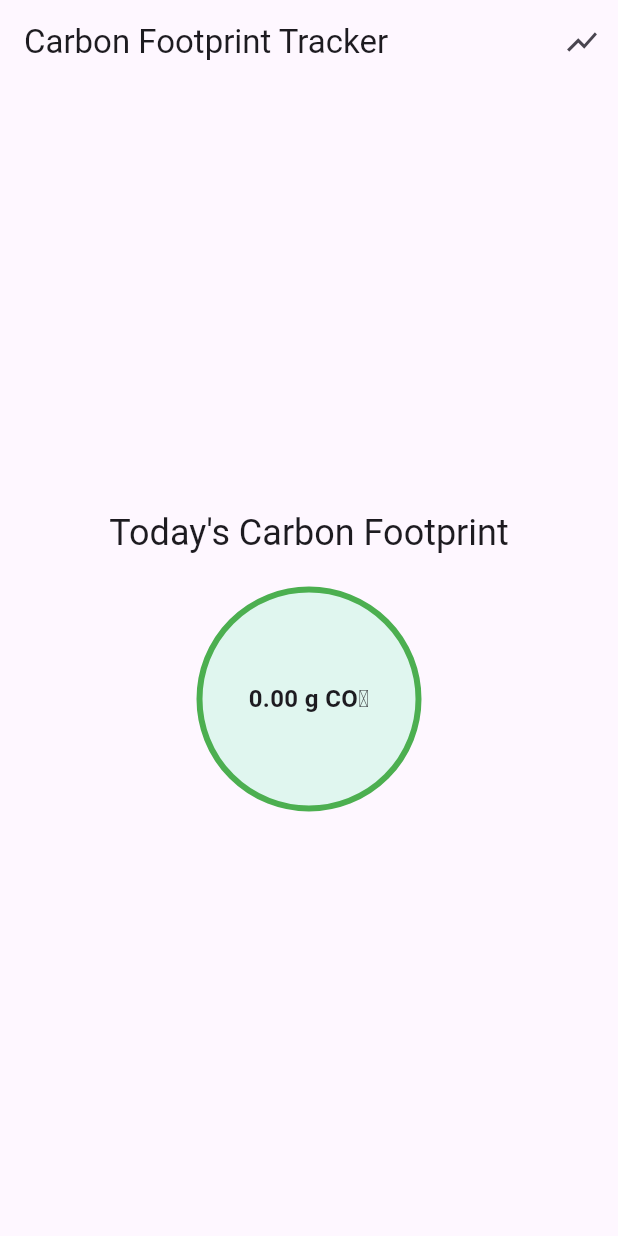
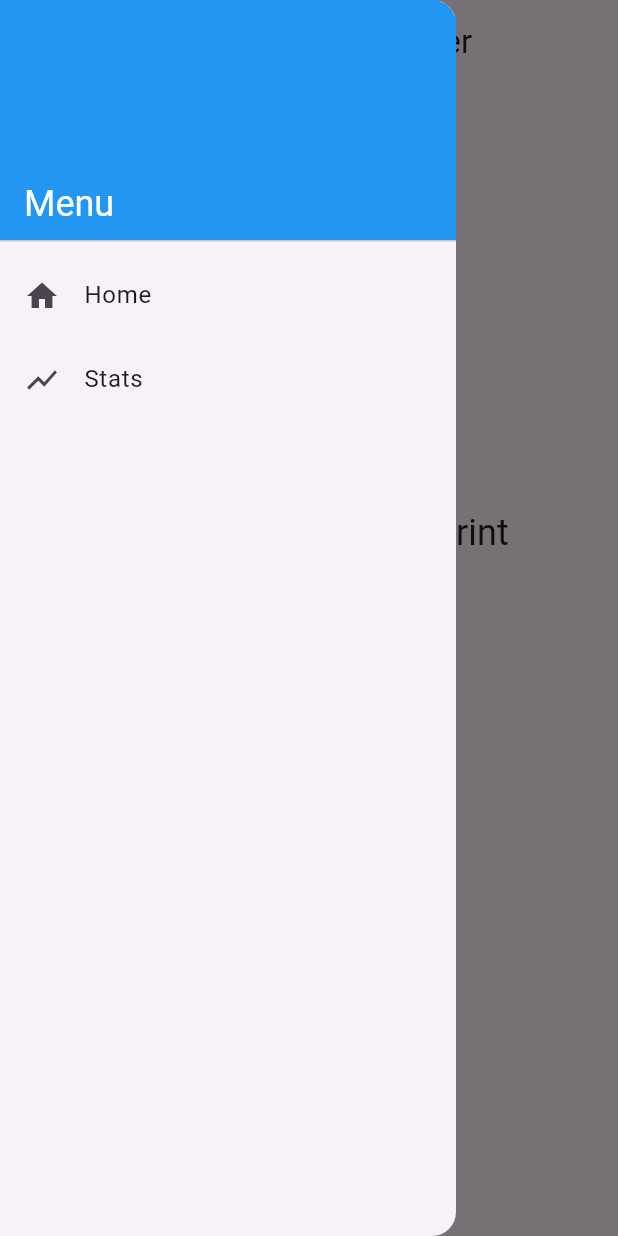
Before and after one commit to HelenBat/Digi-Battery-usage-tracker, a Flutter app: the screen it shows after launch, with the side drawer open (before the commit the screen has no drawer), on a phone screen of 412 x 824 dp. Run offline on Flutter 3.47's test engine with Material 3 defaults, Android fonts, the phone set to English and light mode, and no system bars; our stand-ins replace fl_chart.

Commit message:
Drawer navigation added

```diff
--- a/lib/pages/home_page.dart
+++ b/lib/pages/home_page.dart
@@ -1,6 +1,7 @@
 import 'package:flutter/material.dart';
 import '../services/usage_service.dart';
 import '../widgets/carbon_circle.dart';
+import '../widgets/app_drawer.dart';
 
 class HomePage extends StatefulWidget {
   const HomePage({Key? key}) : super(key: key);
@@ -34,10 +35,8 @@ class _HomePageState extends State<HomePage> {
         _totalCO2 = total;
       });
     } catch (e) {
-      // Log or handle errors as needed
       debugPrint('Error fetching usage: $e');
     } finally {
-      // Ensure spinner is hidden no matter what
       setState(() {
         _isLoading = false;
       });
@@ -49,13 +48,8 @@ class _HomePageState extends State<HomePage> {
     return Scaffold(
       appBar: AppBar(
         title: const Text('Carbon Footprint Tracker'),
-        actions: [
-          IconButton(
-            icon: const Icon(Icons.show_chart),
-            onPressed: () => Navigator.pushNamed(context, '/stats'),
-          ),
-        ],
       ),
+      drawer: const AppDrawer(),
       body: _isLoading
           ? const Center(child: CircularProgressIndicator())
           : Center(
--- a/lib/pages/stats_page.dart
+++ b/lib/pages/stats_page.dart
@@ -1,6 +1,7 @@
 import 'package:flutter/material.dart';
 import '../services/usage_service.dart';
 import '../widgets/charts.dart';
+import '../widgets/app_drawer.dart';
 
 class StatsPage extends StatefulWidget {
   const StatsPage({Key? key}) : super(key: key);
@@ -9,8 +10,7 @@ class StatsPage extends StatefulWidget {
   State<StatsPage> createState() => _StatsPageState();
 }
 
-class _StatsPageState extends State<StatsPage>
-    with SingleTickerProviderStateMixin {
+class _StatsPageState extends State<StatsPage> with SingleTickerProviderStateMixin {
   late TabController _tabController;
   final UsageService _usageService = UsageService();
 
@@ -80,6 +80,7 @@ class _StatsPageState extends State<StatsPage>
           ],
         ),
       ),
+      drawer: const AppDrawer(),
       body: TabBarView(
         controller: _tabController,
         children: [
@@ -91,8 +92,7 @@ class _StatsPageState extends State<StatsPage>
     );
   }
 
-  Widget _buildTabContent(
-      List<Map<String, dynamic>> usageData, bool isLoading) {
+  Widget _buildTabContent(List<Map<String, dynamic>> usageData, bool isLoading) {
     if (isLoading) {
       return const Center(child: CircularProgressIndicator());
     }
--- /dev/null
+++ b/lib/widgets/app_drawer.dart
@@ -0,0 +1,63 @@
+import 'package:flutter/material.dart';
+
+class AppDrawer extends StatelessWidget {
+  const AppDrawer({Key? key}) : super(key: key);
+
+  @override
+  Widget build(BuildContext context) {
+    return Drawer(
+      child: ListView(
+        padding: EdgeInsets.zero,
+        children: [
+          // An optional header at the top
+          DrawerHeader(
+            decoration: const BoxDecoration(
+              color: Colors.blue,
+            ),
+            child: Align(
+              alignment: Alignment.bottomLeft,
+              child: Text(
+                'Menu',
+                style: Theme.of(context).textTheme.headlineSmall?.copyWith(
+                      color: Colors.white,
+                    ),
+              ),
+            ),
+          ),
+
+          // Home
+          ListTile(
+            leading: const Icon(Icons.home),
+            title: const Text('Home'),
+            onTap: () {
+              Navigator.pop(context); // close the drawer
+              Navigator.pushReplacementNamed(context, '/');
+              // or Navigator.pushNamed if you'd like multiple stack pushes
+            },
+          ),
+
+          // Stats
+          ListTile(
+            leading: const Icon(Icons.show_chart),
+            title: const Text('Stats'),
+            onTap: () {
+              Navigator.pop(context);
+              Navigator.pushReplacementNamed(context, '/stats');
+            },
+          ),
+
+          // Future pages can be added here
+          // e.g. a Profile page:
+          // ListTile(
+          //   leading: Icon(Icons.person),
+          //   title: Text('Profile'),
+          //   onTap: () {
+          //     Navigator.pop(context);
+          //     Navigator.pushReplacementNamed(context, '/profile');
+          //   },
+          // ),
+        ],
+      ),
+    );
+  }
+}
```
